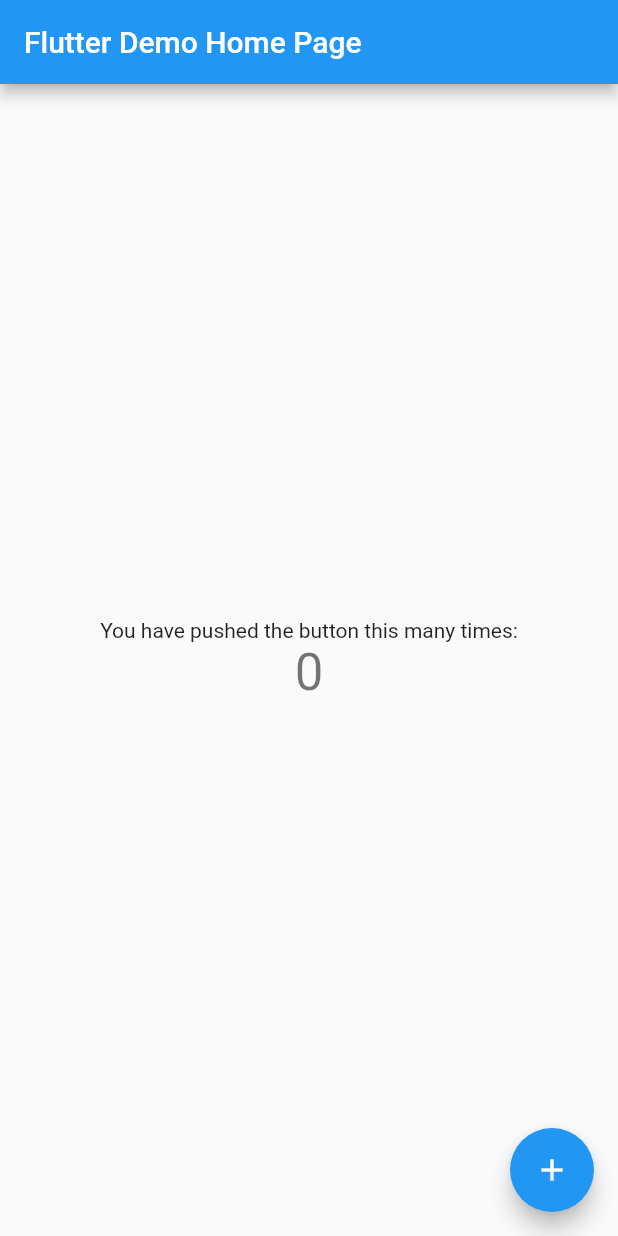
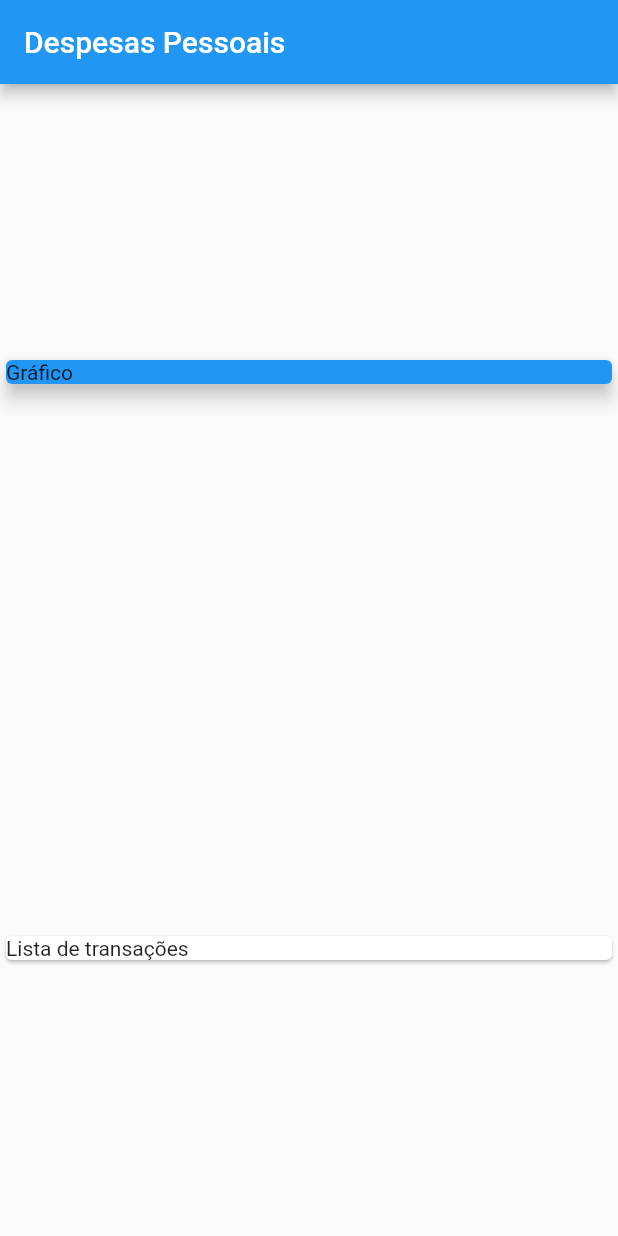
Before and after one commit to adrianoaraujo0/despesas_pessoais, a Flutter app: the screen it shows after launch, on a phone screen of 412 x 824 dp. Run offline on Flutter 3.47's test engine with Material 2 defaults, Android fonts, the phone set to English and light mode, and no system bars.

```diff
--- a/lib/main.dart
+++ b/lib/main.dart
@@ -1,115 +1,52 @@
+import 'package:despesas_pessoais/models/transaction.dart';
 import 'package:flutter/material.dart';
 
-void main() {
-  runApp(const MyApp());
-}
+main() => runApp(ExpensesApp());
 
-class MyApp extends StatelessWidget {
-  const MyApp({super.key});
+class ExpensesApp extends StatelessWidget {
+  const ExpensesApp({super.key});
 
-  // This widget is the root of your application.
   @override
   Widget build(BuildContext context) {
     return MaterialApp(
-      title: 'Flutter Demo',
-      theme: ThemeData(
-        // This is the theme of your application.
-        //
-        // Try running your application with "flutter run". You'll see the
-        // application has a blue toolbar. Then, without quitting the app, try
-        // changing the primarySwatch below to Colors.green and then invoke
-        // "hot reload" (press "r" in the console where you ran "flutter run",
-        // or simply save your changes to "hot reload" in a Flutter IDE).
-        // Notice that the counter didn't reset back to zero; the application
-        // is not restarted.
-        primarySwatch: Colors.blue,
-      ),
-      home: const MyHomePage(title: 'Flutter Demo Home Page'),
+      home: MyHomePage(),
     );
   }
 }
 
-class MyHomePage extends StatefulWidget {
-  const MyHomePage({super.key, required this.title});
+class MyHomePage extends StatelessWidget {
+  MyHomePage({super.key});
 
-  // This widget is the home page of your application. It is stateful, meaning
-  // that it has a State object (defined below) that contains fields that affect
-  // how it looks.
-
-  // This class is the configuration for the state. It holds the values (in this
-  // case the title) provided by the parent (in this case the App widget) and
-  // used by the build method of the State. Fields in a Widget subclass are
-  // always marked "final".
-
-  final String title;
-
-  @override
-  State<MyHomePage> createState() => _MyHomePageState();
-}
-
-class _MyHomePageState extends State<MyHomePage> {
-  int _counter = 0;
-
-  void _incrementCounter() {
-    setState(() {
-      // This call to setState tells the Flutter framework that something has
-      // changed in this State, which causes it to rerun the build method below
-      // so that the display can reflect the updated values. If we changed
-      // _counter without calling setState(), then the build method would not be
-      // called again, and so nothing would appear to happen.
-      _counter++;
-    });
-  }
+  final transactions = [
+    Transaction(id: "t1", title: "Tenis", value: 500, date: DateTime.now()),
+    Transaction(id: "t2", title: "Conta de luz", value: 211, date: DateTime.now()),
+  ];
 
   @override
   Widget build(BuildContext context) {
-    // This method is rerun every time setState is called, for instance as done
-    // by the _incrementCounter method above.
-    //
-    // The Flutter framework has been optimized to make rerunning build methods
-    // fast, so that you can just rebuild anything that needs updating rather
-    // than having to individually change instances of widgets.
     return Scaffold(
       appBar: AppBar(
-        // Here we take the value from the MyHomePage object that was created by
-        // the App.build method, and use it to set our appbar title.
-        title: Text(widget.title),
+        title: const Text("Despesas Pessoais"),
       ),
       body: Center(
-        // Center is a layout widget. It takes a single child and positions it
-        // in the middle of the parent.
         child: Column(
-          // Column is also a layout widget. It takes a list of children and
-          // arranges them vertically. By default, it sizes itself to fit its
-          // children horizontally, and tries to be as tall as its parent.
-          //
-          // Invoke "debug painting" (press "p" in the console, choose the
-          // "Toggle Debug Paint" action from the Flutter Inspector in Android
-          // Studio, or the "Toggle Debug Paint" command in Visual Studio Code)
-          // to see the wireframe for each widget.
-          //
-          // Column has various properties to control how it sizes itself and
-          // how it positions its children. Here we use mainAxisAlignment to
-          // center the children vertically; the main axis here is the vertical
-          // axis because Columns are vertical (the cross axis would be
-          // horizontal).
-          mainAxisAlignment: MainAxisAlignment.center,
-          children: <Widget>[
-            const Text(
-              'You have pushed the button this many times:',
+          crossAxisAlignment: CrossAxisAlignment.stretch,
+          mainAxisAlignment: MainAxisAlignment.spaceAround,
+          children: [
+            Container(
+              width: double.infinity,
+              child: Card(
+                color: Colors.blue,
+                child: const Text("Gráfico"),
+                elevation: 5,
+              ),
             ),
-            Text(
-              '$_counter',
-              style: Theme.of(context).textTheme.headline4,
+            Card(
+              child: Text("Lista de transações"),
             ),
           ],
         ),
       ),
-      floatingActionButton: FloatingActionButton(
-        onPressed: _incrementCounter,
-        tooltip: 'Increment',
-        child: const Icon(Icons.add),
-      ), // This trailing comma makes auto-formatting nicer for build methods.
     );
   }
 }
--- /dev/null
+++ b/lib/models/transaction.dart
@@ -0,0 +1,12 @@
+class Transaction {
+  final String id;
+  final String title;
+  final double value;
+  final DateTime date;
+
+  Transaction(
+      {required this.id,
+      required this.title,
+      required this.value,
+      required this.date});
+}
```
